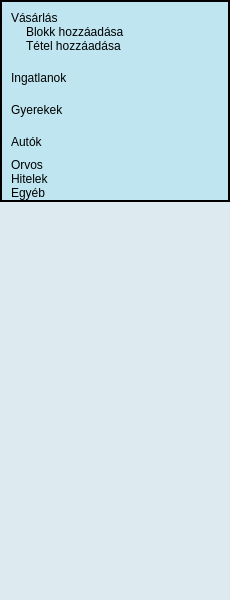
Qt form FamilyFinancies/submenuexpenses.ui (DannyFreecs/FamilyBudgetSimple) before a commit.
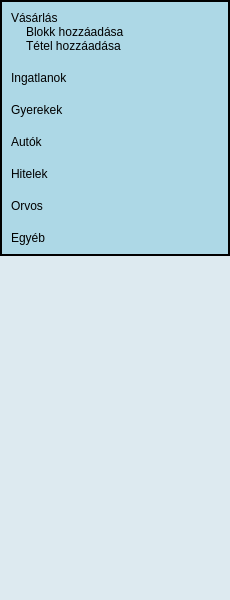
The same form after that commit. Icons and pictures are not drawn.

Commit message: Connected some menu option signals and slots. Added menu design elements.

```diff
--- a/FamilyFinancies/submenuexpenses.ui
+++ b/FamilyFinancies/submenuexpenses.ui
@@ -73,7 +73,7 @@
        </size>
       </property>
       <property name="styleSheet">
-       <string notr="true">background-color: rgb(190, 229, 240);
+       <string notr="true">background-color: rgb(173, 216, 230);
 border: 2px solid black;</string>
       </property>
       <property name="frameShape">
@@ -82,7 +82,7 @@
       <property name="frameShadow">
        <enum>QFrame::Raised</enum>
       </property>
-      <layout class="QVBoxLayout" name="verticalLayout_5" stretch="0,0,0,0,0">
+      <layout class="QVBoxLayout" name="verticalLayout_9">
        <property name="spacing">
         <number>0</number>
        </property>
@@ -116,7 +116,8 @@
           </size>
          </property>
          <property name="styleSheet">
-          <string notr="true">border: 0px;</string>
+          <string notr="true">border: 0px;
+background-color: rgb(173, 216, 230);</string>
          </property>
          <property name="frameShape">
           <enum>QFrame::StyledPanel</enum>
@@ -125,6 +126,9 @@
           <enum>QFrame::Raised</enum>
          </property>
          <layout class="QVBoxLayout" name="verticalLayout">
+          <property name="spacing">
+           <number>6</number>
+          </property>
           <property name="sizeConstraint">
            <enum>QLayout::SetMaximumSize</enum>
           </property>
@@ -142,7 +146,7 @@
             <property name="bottomMargin">
              <number>0</number>
             </property>
-            <item alignment="Qt::AlignRight">
+            <item>
              <widget class="QPushButton" name="menuButtonShopping">
               <property name="sizePolicy">
                <sizepolicy hsizetype="Minimum" vsizetype="Fixed">
@@ -171,7 +175,6 @@
               <property name="styleSheet">
                <string notr="true">border: 0px;
 font: 700 16pt &quot;Verdana&quot;;
-background-color: rgb(190, 229, 240);
 text-align: left;
 </string>
               </property>
@@ -222,7 +225,7 @@
                  <string notr="true">border: 0px;
 font: 12pt &quot;Algerian&quot;;
 text-align: left;
-background-color: rgb(190, 229, 240);</string>
+</string>
                 </property>
                 <property name="text">
                  <string>Blokk hozzáadása</string>
@@ -244,7 +247,7 @@
                  <string notr="true">border: 0px;
 font: 12pt &quot;Algerian&quot;;
 text-align: left;
-background-color: rgb(190, 229, 240);</string>
+</string>
                 </property>
                 <property name="text">
                  <string>Tétel hozzáadása</string>
@@ -277,7 +280,7 @@
          </property>
          <layout class="QVBoxLayout" name="verticalLayout_2">
           <property name="sizeConstraint">
-           <enum>QLayout::SetFixedSize</enum>
+           <enum>QLayout::SetMaximumSize</enum>
           </property>
           <item>
            <layout class="QVBoxLayout" name="verticalLayoutMenuHouses" stretch="0,1">
@@ -293,7 +296,7 @@
             <property name="bottomMargin">
              <number>0</number>
             </property>
-            <item alignment="Qt::AlignRight">
+            <item>
              <widget class="QPushButton" name="menuButtonHouses">
               <property name="layoutDirection">
                <enum>Qt::RightToLeft</enum>
@@ -302,7 +305,7 @@
                <string notr="true">border: 0px;
 text-align: left;
 font: 700 16pt &quot;Verdana&quot;;
-background-color: rgb(190, 229, 240);</string>
+</string>
               </property>
               <property name="text">
                <string>Ingatlanok</string>
@@ -350,7 +353,7 @@
          </property>
          <layout class="QVBoxLayout" name="verticalLayout_3">
           <property name="sizeConstraint">
-           <enum>QLayout::SetFixedSize</enum>
+           <enum>QLayout::SetMaximumSize</enum>
           </property>
           <item>
            <layout class="QVBoxLayout" name="verticalLayoutMenuChildren" stretch="0,1">
@@ -366,8 +369,14 @@
             <property name="bottomMargin">
              <number>0</number>
             </property>
-            <item alignment="Qt::AlignRight">
+            <item>
              <widget class="QPushButton" name="menuButtonChildren">
+              <property name="sizePolicy">
+               <sizepolicy hsizetype="Minimum" vsizetype="Fixed">
+                <horstretch>0</horstretch>
+                <verstretch>0</verstretch>
+               </sizepolicy>
+              </property>
               <property name="layoutDirection">
                <enum>Qt::RightToLeft</enum>
               </property>
@@ -375,7 +384,7 @@
                <string notr="true">border: 0px;
 text-align: left;
 font: 700 16pt &quot;Verdana&quot;;
-background-color: rgb(190, 229, 240);</string>
+</string>
               </property>
               <property name="text">
                <string>Gyerekek</string>
@@ -429,7 +438,10 @@
          </property>
          <layout class="QVBoxLayout" name="verticalLayout_4">
           <property name="sizeConstraint">
-           <enum>QLayout::SetFixedSize</enum>
+           <enum>QLayout::SetMaximumSize</enum>
+          </property>
+          <property name="leftMargin">
+           <number>9</number>
           </property>
           <item>
            <layout class="QVBoxLayout" name="verticalLayoutMenuCars" stretch="0,1">
@@ -445,7 +457,7 @@
             <property name="bottomMargin">
              <number>0</number>
             </property>
-            <item alignment="Qt::AlignRight">
+            <item>
              <widget class="QPushButton" name="menuButtonCars">
               <property name="layoutDirection">
                <enum>Qt::RightToLeft</enum>
@@ -454,7 +466,7 @@
                <string notr="true">border: 0px;
 text-align: left;
 font: 700 16pt &quot;Verdana&quot;;
-background-color: rgb(190, 229, 240);</string>
+</string>
               </property>
               <property name="text">
                <string>Autók</string>
@@ -484,19 +496,13 @@
         </widget>
        </item>
        <item>
-        <widget class="QFrame" name="frameOthers">
+        <widget class="QFrame" name="frameCredits">
          <property name="sizePolicy">
-          <sizepolicy hsizetype="Minimum" vsizetype="Preferred">
+          <sizepolicy hsizetype="Preferred" vsizetype="Preferred">
            <horstretch>0</horstretch>
            <verstretch>0</verstretch>
           </sizepolicy>
          </property>
-         <property name="minimumSize">
-          <size>
-           <width>226</width>
-           <height>0</height>
-          </size>
-         </property>
          <property name="styleSheet">
           <string notr="true">border: 0px;</string>
          </property>
@@ -506,48 +512,17 @@
          <property name="frameShadow">
           <enum>QFrame::Raised</enum>
          </property>
-         <layout class="QVBoxLayout" name="verticalLayout_6" stretch="0,0,1">
-          <property name="spacing">
-           <number>0</number>
-          </property>
-          <property name="sizeConstraint">
-           <enum>QLayout::SetFixedSize</enum>
-          </property>
+         <layout class="QVBoxLayout" name="verticalLayout_6">
           <property name="leftMargin">
            <number>9</number>
           </property>
-          <property name="topMargin">
-           <number>0</number>
-          </property>
-          <property name="rightMargin">
-           <number>0</number>
-          </property>
-          <property name="bottomMargin">
-           <number>0</number>
-          </property>
-          <item>
-           <widget class="QPushButton" name="menuButtonHealthCare">
-            <property name="styleSheet">
-             <string notr="true">border: 0px;
-text-align: left;
-font: 700 16pt &quot;Verdana&quot;;
-background-color: rgb(190, 229, 240);</string>
-            </property>
-            <property name="text">
-             <string>Orvos</string>
-            </property>
-            <property name="flat">
-             <bool>true</bool>
-            </property>
-           </widget>
-          </item>
           <item>
            <widget class="QPushButton" name="menuButtonCredits">
             <property name="styleSheet">
              <string notr="true">border: 0px;
 text-align: left;
 font: 700 16pt &quot;Verdana&quot;;
-background-color: rgb(190, 229, 240);</string>
+</string>
             </property>
             <property name="text">
              <string>Hitelek</string>
@@ -557,11 +532,56 @@
             </property>
            </widget>
           </item>
+         </layout>
+        </widget>
+       </item>
+       <item>
+        <widget class="QFrame" name="frameHealthCare">
+         <property name="styleSheet">
+          <string notr="true">border: 0px;</string>
+         </property>
+         <property name="frameShape">
+          <enum>QFrame::StyledPanel</enum>
+         </property>
+         <property name="frameShadow">
+          <enum>QFrame::Raised</enum>
+         </property>
+         <layout class="QVBoxLayout" name="verticalLayout_5">
+          <item>
+           <widget class="QPushButton" name="menuButtonHealthCare">
+            <property name="styleSheet">
+             <string notr="true">border: 0px;
+text-align: left;
+font: 700 16pt &quot;Verdana&quot;;
+</string>
+            </property>
+            <property name="text">
+             <string>Orvos</string>
+            </property>
+            <property name="flat">
+             <bool>true</bool>
+            </property>
+           </widget>
+          </item>
+         </layout>
+        </widget>
+       </item>
+       <item>
+        <widget class="QFrame" name="frameOthers">
+         <property name="styleSheet">
+          <string notr="true">border: 0px;</string>
+         </property>
+         <property name="frameShape">
+          <enum>QFrame::StyledPanel</enum>
+         </property>
+         <property name="frameShadow">
+          <enum>QFrame::Raised</enum>
+         </property>
+         <layout class="QVBoxLayout" name="verticalLayout_8">
           <item>
            <widget class="QPushButton" name="menuButtonOther">
             <property name="styleSheet">
-             <string notr="true">background-color: rgb(190, 229, 240);
-border: 0px;
+             <string notr="true">border: 0px;
 text-align: left;
 font: 700 16pt &quot;Verdana&quot;;</string>
             </property>
```
The commit also changes 13 other files.
